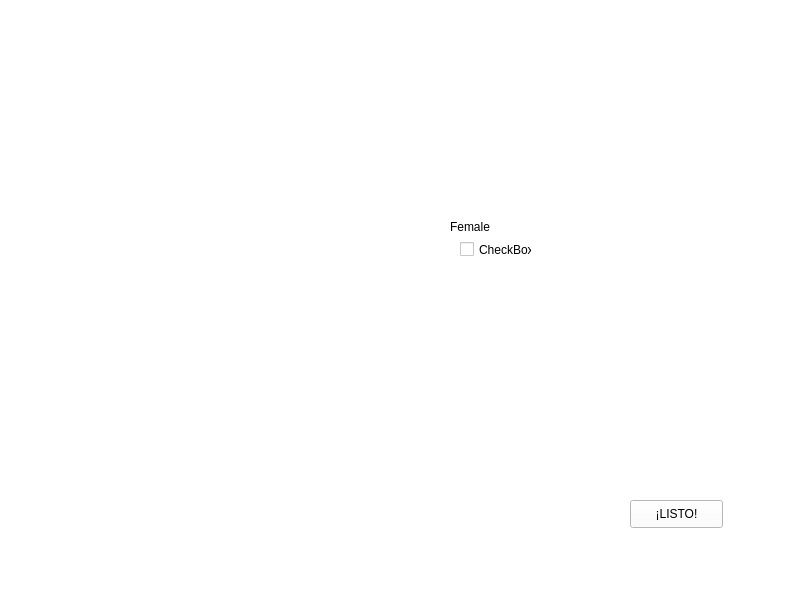
This is src/personaje.ui in jdlmd/Combate_pokemon as Qt 5 draws it before an edit. The edited form follows.
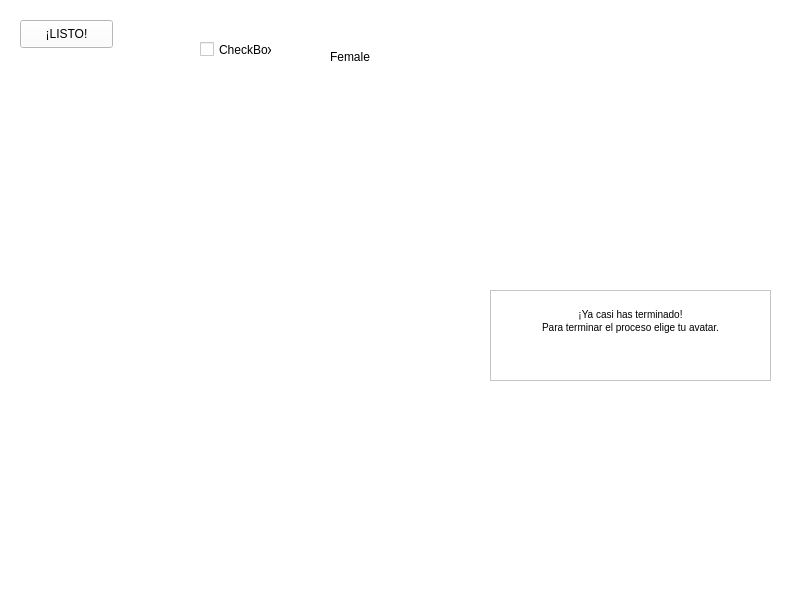
This is the edited form. Icons and pictures are not drawn. Custom widgets are drawn as their Qt base class.

```diff
--- a/src/personaje.ui
+++ b/src/personaje.ui
@@ -17,35 +17,18 @@
    <string notr="true">background-color: rgb(255, 255, 255);</string>
   </property>
   <widget class="QWidget" name="centralwidget">
-   <widget class="QLabel" name="label_2">
-    <property name="geometry">
-     <rect>
-      <x>530</x>
-      <y>170</y>
-      <width>241</width>
-      <height>301</height>
-     </rect>
-    </property>
-    <property name="styleSheet">
-     <string notr="true">background:transparent;
-border-image: url(:/Imagenes/res/profe2.png);</string>
-    </property>
-    <property name="text">
-     <string/>
-    </property>
-   </widget>
    <widget class="CustomLabel" name="label">
     <property name="geometry">
      <rect>
       <x>30</x>
-      <y>170</y>
-      <width>171</width>
+      <y>120</y>
+      <width>191</width>
       <height>361</height>
      </rect>
     </property>
     <property name="styleSheet">
      <string notr="true">background:transparent;
-border-image: url(:/res/lucho_inf.png);</string>
+border-image: url(:/personaje/res/m2.png);</string>
     </property>
     <property name="text">
      <string/>
@@ -54,15 +37,15 @@
    <widget class="CustomLabel" name="label_3">
     <property name="geometry">
      <rect>
-      <x>190</x>
-      <y>170</y>
-      <width>241</width>
-      <height>361</height>
+      <x>230</x>
+      <y>130</y>
+      <width>191</width>
+      <height>351</height>
      </rect>
     </property>
     <property name="styleSheet">
      <string notr="true">background:transparent;
-border-image: url(:/res/profe2_inf.png);</string>
+border-image: url(:/personaje/res/f.png);</string>
     </property>
     <property name="text">
      <string/>
@@ -71,8 +54,8 @@
    <widget class="QCheckBox" name="checkBox">
     <property name="geometry">
      <rect>
-      <x>460</x>
-      <y>240</y>
+      <x>200</x>
+      <y>40</y>
       <width>72</width>
       <height>19</height>
      </rect>
@@ -84,8 +67,8 @@
    <widget class="QLabel" name="label_5">
     <property name="geometry">
      <rect>
-      <x>450</x>
-      <y>220</y>
+      <x>330</x>
+      <y>50</y>
       <width>47</width>
       <height>13</height>
      </rect>
@@ -113,8 +96,8 @@
    <widget class="QPushButton" name="listo">
     <property name="geometry">
      <rect>
-      <x>630</x>
-      <y>500</y>
+      <x>20</x>
+      <y>20</y>
       <width>93</width>
       <height>28</height>
      </rect>
@@ -123,13 +106,68 @@
      <string>¡LISTO!</string>
     </property>
    </widget>
+   <widget class="QLabel" name="label_2">
+    <property name="geometry">
+     <rect>
+      <x>430</x>
+      <y>10</y>
+      <width>351</width>
+      <height>281</height>
+     </rect>
+    </property>
+    <property name="styleSheet">
+     <string notr="true">border-image: url(:/personaje/res/profebivli.png);
+background:transparent;</string>
+    </property>
+    <property name="text">
+     <string/>
+    </property>
+   </widget>
+   <widget class="QTextBrowser" name="textBrowser">
+    <property name="geometry">
+     <rect>
+      <x>490</x>
+      <y>290</y>
+      <width>281</width>
+      <height>91</height>
+     </rect>
+    </property>
+    <property name="html">
+     <string>&lt;!DOCTYPE HTML PUBLIC &quot;-//W3C//DTD HTML 4.0//EN&quot; &quot;http://www.w3.org/TR/REC-html40/strict.dtd&quot;&gt;
+&lt;html&gt;&lt;head&gt;&lt;meta name=&quot;qrichtext&quot; content=&quot;1&quot; /&gt;&lt;style type=&quot;text/css&quot;&gt;
+p, li { white-space: pre-wrap; }
+&lt;/style&gt;&lt;/head&gt;&lt;body style=&quot; font-family:'MS Shell Dlg 2'; font-size:7.8pt; font-weight:400; font-style:normal;&quot;&gt;
+&lt;p align=&quot;center&quot; style=&quot;-qt-paragraph-type:empty; margin-top:0px; margin-bottom:0px; margin-left:0px; margin-right:0px; -qt-block-indent:0; text-indent:0px;&quot;&gt;&lt;br /&gt;&lt;/p&gt;
+&lt;p align=&quot;center&quot; style=&quot; margin-top:0px; margin-bottom:0px; margin-left:0px; margin-right:0px; -qt-block-indent:0; text-indent:0px;&quot;&gt;¡Ya casi has terminado!&lt;/p&gt;
+&lt;p align=&quot;center&quot; style=&quot; margin-top:0px; margin-bottom:0px; margin-left:0px; margin-right:0px; -qt-block-indent:0; text-indent:0px;&quot;&gt;Para terminar el proceso elige tu avatar.&lt;/p&gt;&lt;/body&gt;&lt;/html&gt;</string>
+    </property>
+   </widget>
+   <widget class="QLabel" name="label_4">
+    <property name="geometry">
+     <rect>
+      <x>480</x>
+      <y>290</y>
+      <width>301</width>
+      <height>91</height>
+     </rect>
+    </property>
+    <property name="styleSheet">
+     <string notr="true">border-image: url(:/res/frame.png);
+background:transparent;</string>
+    </property>
+    <property name="text">
+     <string/>
+    </property>
+   </widget>
    <zorder>label_6</zorder>
-   <zorder>label_2</zorder>
    <zorder>label</zorder>
    <zorder>label_3</zorder>
    <zorder>checkBox</zorder>
    <zorder>label_5</zorder>
    <zorder>listo</zorder>
+   <zorder>label_2</zorder>
+   <zorder>textBrowser</zorder>
+   <zorder>label_4</zorder>
   </widget>
   <widget class="QMenuBar" name="menubar">
    <property name="geometry">
```
